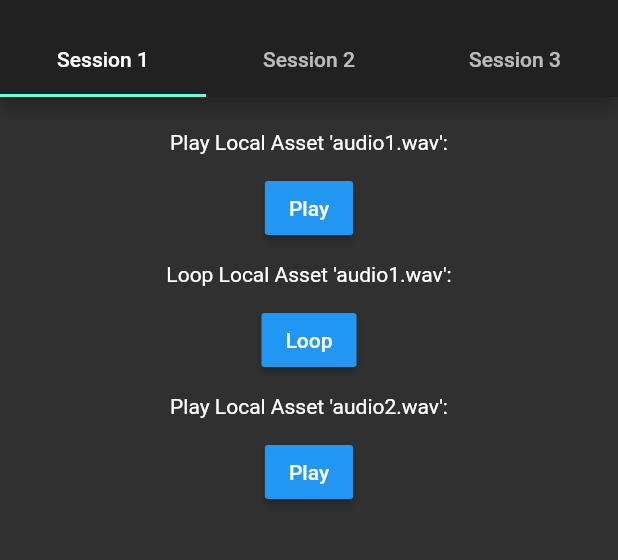
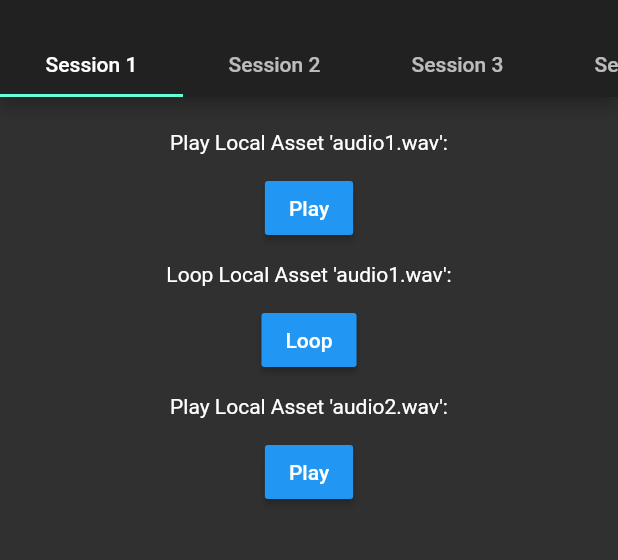
Before and after one commit to Nucl3arSn3k/Tinnitusapp, a Flutter app: the screen it shows after launch, on a phone screen of 412 x 824 dp, the part 59-619 px from its top. Run offline on Flutter 3.47's test engine with Material 2 defaults, Android fonts, the phone set to English and light mode, and no system bars; our stand-ins replace audioplayers.

Commit message:
Tab bar is now scrollable
check it

```diff
--- a/lib/main.dart
+++ b/lib/main.dart
@@ -19,14 +19,36 @@ class _MainPersistentTabBarState extends State<MainPersistentTabBar>{
         brightness: Brightness.dark,
         ),
       home: DefaultTabController(
-        length: 3,
+        length: 4,
         child: Scaffold(
           appBar: AppBar(
-            bottom: TabBar(
+            bottom:TabBar(
+              isScrollable: true,
               tabs: <Widget>[
-                Tab(text: "Session 1"),
-                Tab(text: "Session 2"),
-                Tab(text: "Session 3"),
+                Container(
+                  width: 90,
+                  height: 40,
+                  alignment: Alignment.center,
+                  child: Text("Session 1"),
+                ),
+                Container(
+                  width: 90,
+                  height: 40,
+                  alignment: Alignment.center,
+                  child: Text("Session 2"),
+                ),
+                Container(
+                  width: 90,
+                  height: 40,
+                  alignment: Alignment.center,
+                  child: Text("Session 3"),
+                ),
+                Container(
+                  width: 90,
+                  height: 40,
+                  alignment: Alignment.center,
+                  child: Text("Session 4"),
+                ),
               ],
             ),
             title: Text('Own The Tone '),
@@ -53,7 +75,8 @@ class _MainPersistentTabBarState extends State<MainPersistentTabBar>{
             children: <Widget>[
               FirstScreen(),
               Center(child: Text("Sample two")),
-              Center(child: Text("Sample three"))
+              Center(child: Text("Sample three")),
+              Center(child: Text("Sample four")),
             ],
           ),
         ),
```
